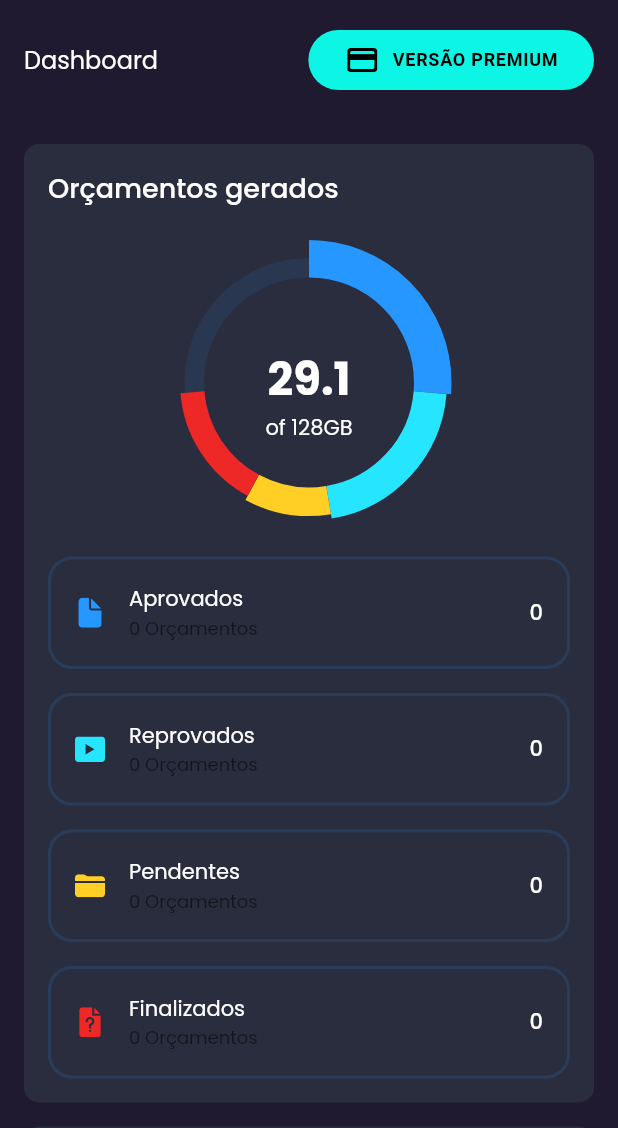
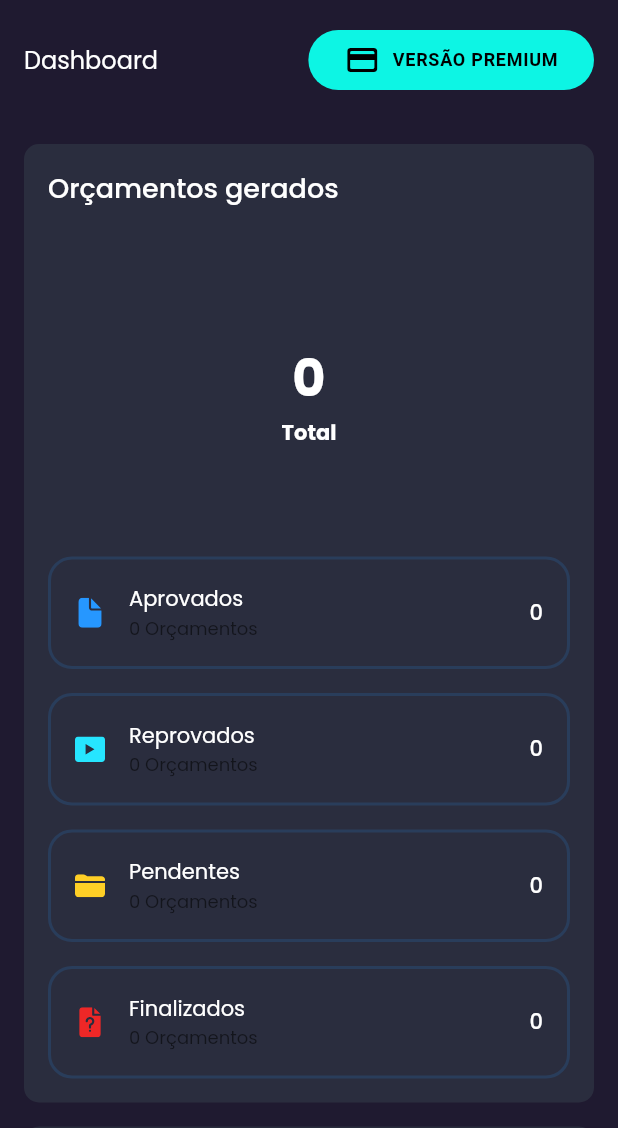
Before and after one commit to brdacon1/budget_flutter, a Flutter app: the MainScreen screen opened by its route, on a phone screen of 412 x 824 dp, the part 108-1236 px from its top. Run offline on Flutter 3.47's test engine with Material 2 defaults, Android fonts, the phone set to English and light mode, and no system bars; drawn by our look-alikes of fl_chart; our stand-ins replace adaptive_theme, awesome_dialog, badges, cached_network_image, cloud_firestore, expansion_tile_card and 12 more; missing offline and left inert: cloud_firestore_web, contact_picker_web, dart:ffi, firebase_auth_web, firebase_core_web, flutter_inapp_purchase and 3 more; accounts and stored records are empty; network calls fail; Roboto replaces fonts that are missing (Heebo); project files that could hold a hidden picture were left out.

Commit message:
Alterações cores do app

```diff
--- a/lib/Objetos/MyBudgetDashboard.dart
+++ b/lib/Objetos/MyBudgetDashboard.dart
@@ -1,13 +1,23 @@
 class MyBudgetDashboard {
-  int? qtdApproved = 0;
-  int? qtdPending = 0;
-  int? qtdFinish = 0;
-  int? qtdDisapproved = 0;
+  int? qtdIntApproved = 0;
+  int? qtdIntPending = 0;
+  int? qtdIntFinish = 0;
+  int? qtdIntDisapproved = 0;
+  double? qtdDoubleApproved = 0;
+  double? qtdDoublePending = 0;
+  double? qtdDoubleFinish = 0;
+  double? qtdDoubleDisapproved = 0;
+  int? qtdTotal = 0;
 
   MyBudgetDashboard({
-    this.qtdApproved,
-    this.qtdPending,
-    this.qtdFinish,
-    this.qtdDisapproved,
+    this.qtdIntApproved,
+    this.qtdIntPending,
+    this.qtdIntFinish,
+    this.qtdIntDisapproved,
+    this.qtdDoubleApproved,
+    this.qtdDoublePending,
+    this.qtdDoubleFinish,
+    this.qtdDoubleDisapproved,
+    this.qtdTotal,
   });
 }
--- a/lib/screens/dashboard/components/chart.dart
+++ b/lib/screens/dashboard/components/chart.dart
@@ -1,14 +1,55 @@
 import 'package:fl_chart/fl_chart.dart';
 import 'package:flutter/material.dart';
+import '../../../Objetos/MyBudgetDashboard.dart';
 import '../../../constants.dart';
 
-class Chart extends StatelessWidget {
+class Chart extends StatefulWidget {
+  final MyBudgetDashboard item;
   const Chart({
     Key? key,
+    required this.item
   }) : super(key: key);
+  @override
+  _Chart createState() => _Chart();
+}
+
+class _Chart extends State<Chart> {
+  List<PieChartSectionData> paiChartSelectionDatas = [];
+
+
+  @override
+  initState() {
+    super.initState();
+  }
 
   @override
   Widget build(BuildContext context) {
+    paiChartSelectionDatas = [
+      PieChartSectionData(
+        color: Colors.green,
+        value: widget.item.qtdDoubleApproved,
+        showTitle: false,
+        radius: widget.item.qtdDoubleApproved ! * 6,
+      ),
+      PieChartSectionData(
+        color: Colors.red,
+        value: widget.item.qtdDoubleDisapproved,
+        showTitle: false,
+        radius: widget.item.qtdDoubleDisapproved! * 6,
+      ),
+      PieChartSectionData(
+        color: Colors.amberAccent,
+        value: widget.item.qtdDoublePending,
+        showTitle: false,
+        radius: widget.item.qtdDoublePending! * 6,
+      ),
+      PieChartSectionData(
+        color: Colors.white,
+        value: widget.item.qtdDoubleFinish,
+        showTitle: false,
+        radius: widget.item.qtdDoubleFinish! * 6,
+      ),
+    ];
     return SizedBox(
       height: 200,
       child: Stack(
@@ -27,13 +68,18 @@ class Chart extends StatelessWidget {
               children: [
                 const SizedBox(height: defaultPadding),
                 Text(
-                  "29.1",
-                  style: Theme.of(context).textTheme.bodyText1!.copyWith(
+                  widget.item.qtdTotal.toString(),
+                  style: Theme.of(context).textTheme.bodyLarge!.copyWith(
                     fontWeight: FontWeight.bold,
-                    fontSize: 30
+                    fontSize: 34
                   ),
                 ),
-                const Text("of 128GB")
+                Text("Total",
+                  style: Theme.of(context).textTheme.bodyLarge!.copyWith(
+                      fontWeight: FontWeight.bold,
+                      fontSize: 14
+                  ),
+                )
               ],
             ),
           ),
@@ -42,36 +88,3 @@ class Chart extends StatelessWidget {
     );
   }
 }
-
-List<PieChartSectionData> paiChartSelectionDatas = [
-  PieChartSectionData(
-    color: primaryColor,
-    value: 25,
-    showTitle: false,
-    radius: 25,
-  ),
-  PieChartSectionData(
-    color: const Color(0xFF26E5FF),
-    value: 20,
-    showTitle: false,
-    radius: 22,
-  ),
-  PieChartSectionData(
-    color: const Color(0xFFFFCF26),
-    value: 10,
-    showTitle: false,
-    radius: 19,
-  ),
-  PieChartSectionData(
-    color: const Color(0xFFEE2727),
-    value: 15,
-    showTitle: false,
-    radius: 16,
-  ),
-  PieChartSectionData(
-    color: primaryColor.withOpacity(0.1),
-    value: 25,
-    showTitle: false,
-    radius: 13,
-  ),
-];
--- a/lib/screens/dashboard/components/storage_details.dart
+++ b/lib/screens/dashboard/components/storage_details.dart
@@ -34,38 +34,38 @@ class _StarageDetails extends State<StarageDetails> {
       child:  Column(
         crossAxisAlignment: CrossAxisAlignment.start,
         children: [
-          Text(
+          const Text(
             "Orçamentos gerados",
             style: TextStyle(
               fontSize: 18,
               fontWeight: FontWeight.w500,
             ),
           ),
-          SizedBox(height: defaultPadding),
-          Chart(),
+          const SizedBox(height: defaultPadding),
+          Chart(item: widget.item),
           StorageInfoCard(
             svgSrc: "assets/icons/Documents.svg",
             title: "Aprovados",
-            amountOfFiles: widget.item.qtdApproved.toString(),
-            numOfFiles: widget.item.qtdApproved!,
+            amountOfFiles: widget.item.qtdIntApproved.toString(),
+            numOfFiles: widget.item.qtdIntApproved!,
           ),
           StorageInfoCard(
             svgSrc: "assets/icons/media.svg",
             title: "Reprovados",
-            amountOfFiles: widget.item.qtdDisapproved.toString(),
-            numOfFiles: widget.item.qtdDisapproved!,
+            amountOfFiles: widget.item.qtdIntDisapproved.toString(),
+            numOfFiles: widget.item.qtdIntDisapproved!,
           ),
           StorageInfoCard(
             svgSrc: "assets/icons/folder.svg",
             title: "Pendentes",
-            amountOfFiles: widget.item.qtdPending.toString(),
-            numOfFiles: widget.item.qtdPending!,
+            amountOfFiles: widget.item.qtdIntPending.toString(),
+            numOfFiles: widget.item.qtdIntPending!,
           ),
           StorageInfoCard(
             svgSrc: "assets/icons/unknown.svg",
             title: "Finalizados",
-            amountOfFiles: widget.item.qtdFinish.toString(),
-            numOfFiles: widget.item.qtdFinish!,
+            amountOfFiles: widget.item.qtdIntFinish.toString(),
+            numOfFiles: widget.item.qtdIntFinish!,
           ),
         ],
       ),
--- a/lib/screens/dashboard/dashboard_screen.dart
+++ b/lib/screens/dashboard/dashboard_screen.dart
@@ -16,26 +16,43 @@ class DashboardScreen extends StatefulWidget {
   _DashboardScreen createState() => _DashboardScreen();
 }
 
-
 class _DashboardScreen extends State<DashboardScreen> {
   final _foundUsers = <DADOS>[];
   final MyBudgetDashboard _myBudgetDashboard = MyBudgetDashboard(
-    qtdApproved: 0,
-    qtdPending: 0,
-    qtdDisapproved: 0,
-    qtdFinish: 0,
-  );
+      qtdTotal: 0,
+      qtdIntApproved: 0,
+      qtdIntPending: 0,
+      qtdIntFinish: 0,
+      qtdIntDisapproved: 0,
+      qtdDoubleApproved: 0,
+      qtdDoublePending: 0,
+      qtdDoubleFinish: 0,
+      qtdDoubleDisapproved: 0);
+
   @override
   initState() {
+    super.initState();
     try {
       setState(() async {
         await getInformationBudget().then((value) => {
-        setState(() {}),
-        });
+        _myBudgetDashboard.qtdTotal = value.length,
+          for (int i = 0; i < value.length; i++) {
+            if (value[i].STATUS == "APROVADO") {
+              _myBudgetDashboard.qtdIntApproved = _myBudgetDashboard.qtdIntApproved! + 1,
+              _myBudgetDashboard.qtdDoubleApproved = _myBudgetDashboard.qtdDoubleApproved! + 1,
+            } else if (_foundUsers[i].STATUS == "PENDENTE") {
+              _myBudgetDashboard.qtdIntPending = _myBudgetDashboard.qtdIntPending! + 1,
+              _myBudgetDashboard.qtdDoublePending = _myBudgetDashboard.qtdDoublePending! + 1,
+            } else if (_foundUsers[i].STATUS == "REPROVADO") {
+              _myBudgetDashboard.qtdIntDisapproved = _myBudgetDashboard.qtdIntDisapproved! + 1,
+              _myBudgetDashboard.qtdDoubleDisapproved = _myBudgetDashboard.qtdDoubleDisapproved! + 1,
+            } else if (_foundUsers[i].STATUS == "FINALIZADO") {
+              _myBudgetDashboard.qtdIntFinish = _myBudgetDashboard.qtdIntFinish! + 1,
+              _myBudgetDashboard.qtdDoubleFinish = _myBudgetDashboard.qtdDoubleFinish! + 1,},
+          },
+          setState(() {})});
       });
-
     } catch (e) {}
-    super.initState();
   }
 
   Future<List<DADOS>> getInformationBudget() async {
@@ -60,18 +77,6 @@ class _DashboardScreen extends State<DashboardScreen> {
         .then((value) async {
       for (var questionTmp in value.docs) {
         _foundUsers.add(DADOS.fromMap(questionTmp));
-      }
-
-      for (int i = 0; i < _foundUsers.length; i++) {
-        if (_foundUsers[i].STATUS == "APROVADO") {
-          _myBudgetDashboard.qtdApproved = _myBudgetDashboard.qtdApproved! + 1;
-        } else if (_foundUsers[i].STATUS == "PENDENTE") {
-          _myBudgetDashboard.qtdPending = _myBudgetDashboard.qtdPending! + 1;
-        } else if (_foundUsers[i].STATUS == "REPROVADO") {
-          _myBudgetDashboard.qtdDisapproved = _myBudgetDashboard.qtdDisapproved! + 1;
-        } else if (_foundUsers[i].STATUS == "FINALIZADO") {
-          _myBudgetDashboard.qtdFinish = _myBudgetDashboard.qtdFinish! + 1;
-        }
       }
     }).then((value) => {
     });
@@ -99,7 +104,7 @@ class _DashboardScreen extends State<DashboardScreen> {
                       if (Responsive.isMobile(context))
                         const SizedBox(height: defaultPadding),
                       if (Responsive.isMobile(context))
-                         StarageDetails(item: _myBudgetDashboard,),
+                         StarageDetails(item: _myBudgetDashboard),
                       const SizedBox(height: defaultPadding),
                       const RecentFiles(),
                     ],
```
Also changed, not shown: 1 other file.
